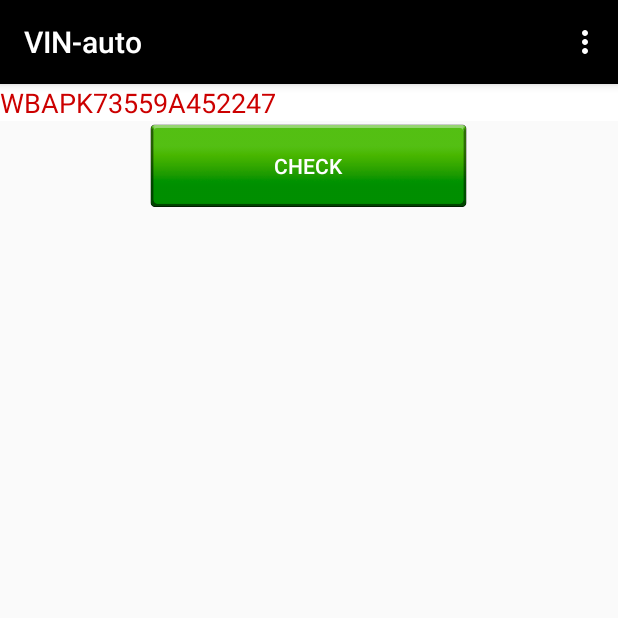
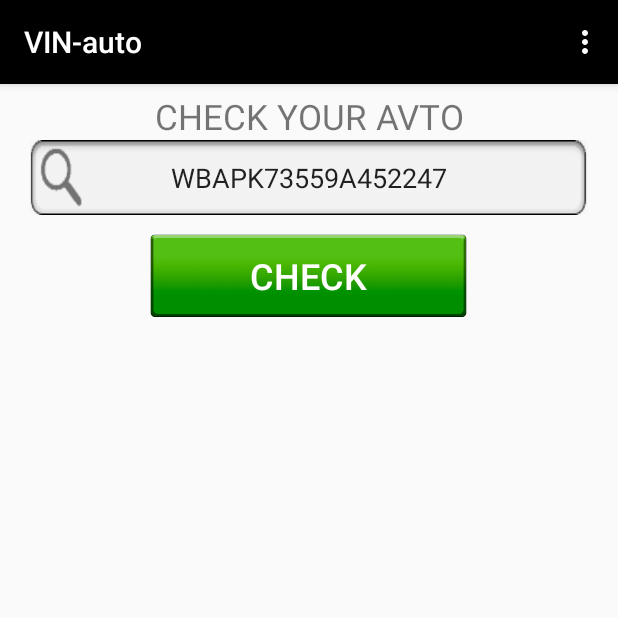
Before and after one commit to metsubysi/Vin_Avto, an Android app: the screen it shows after launch (MainActivity), on a phone screen of 412 x 824 dp, the top half of it. Run offline under Robolectric (Android 15) with nearby library versions, the phone set to English and light mode, and no system bars.

Commit message:
поправил интерфейс

```diff
--- a/app/src/main/res/layout/activity_main.xml
+++ b/app/src/main/res/layout/activity_main.xml
@@ -10,27 +10,40 @@
         android:layout_height="match_parent"
         tools:ignore="UselessParent">
 
+        <TextView
+            android:text="@string/toptext"
+            android:layout_width="match_parent"
+            android:layout_height="wrap_content"
+            android:id="@+id/textView4"
+            android:textAlignment="center"
+            android:textSize="23sp"
+            android:paddingTop="6dp" />
+
         <LinearLayout
             android:orientation="horizontal"
             android:layout_width="match_parent"
-            android:layout_height="wrap_content">
+            android:layout_height="wrap_content"
+            android:paddingLeft="20dp"
+            android:paddingRight="20dp">
 
             <EditText
-                android:layout_width="match_parent"
+                android:layout_width="wrap_content"
                 android:layout_height="wrap_content"
                 android:inputType="text"
                 android:id="@+id/editText"
                 android:hint="@string/enter_vin"
-                android:background="@android:color/background_light"
-                android:textColor="@android:color/holo_red_dark"
-                style="Widget.AppCompat.EditText" />
+                android:background="@drawable/textfone"
+                style="Widget.AppCompat.EditText"
+                android:textAlignment="center"
+                android:fontFamily="sans-serif"
+                android:layout_marginBottom="0dp" />
 
         </LinearLayout>
 
         <LinearLayout
             android:orientation="vertical"
-            android:layout_width="wrap_content"
-            android:layout_height="wrap_content"
+            android:layout_width="match_parent"
+            android:layout_height="81dp"
             android:foregroundGravity="center"
             android:gravity="center"
             android:layout_gravity="center_horizontal">
@@ -42,7 +55,8 @@
                 android:background="@drawable/b_put"
                 android:layout_height="60dp"
                 tools:textSize="18sp"
-                android:textColor="@android:color/background_light" />
+                android:textColor="@android:color/background_light"
+                android:textSize="24sp" />
         </LinearLayout>
 
         <FrameLayout
--- a/app/src/main/res/values/strings.xml
+++ b/app/src/main/res/values/strings.xml
@@ -14,7 +14,7 @@
     <string name="exit"><u>Quit</u></string>
     <string name="full_inf"><u>Full report</u></string>
     <string name="contacts"><u>Contacts</u></string>
-
+    <string name="toptext">CHECK YOUR AVTO</string>
     <string name="about2">ПРОВЕРКА VIN
 АВТОМОБИЛЯ
 поможет Вам выявить все недостатки автомобиля, понять в каком состоянии он находится и сделать правильный выбор перед покупкой. Полный отчет может содержать такую информацию, как: пробег, количество владельцев, был ли автомобиль поврежден, как часто обслуживался и т.д. Рекомендуем перед покупкой автомобиля проверить вин код. Проверка автомобиля поможет сэкономить Ваше время и деньги. Поэтому, рекомендуем пробить машину по вин коду.</string>
```
Also changed, not shown: app/src/main/res/drawable/textfone.png (added), 1 other file.
